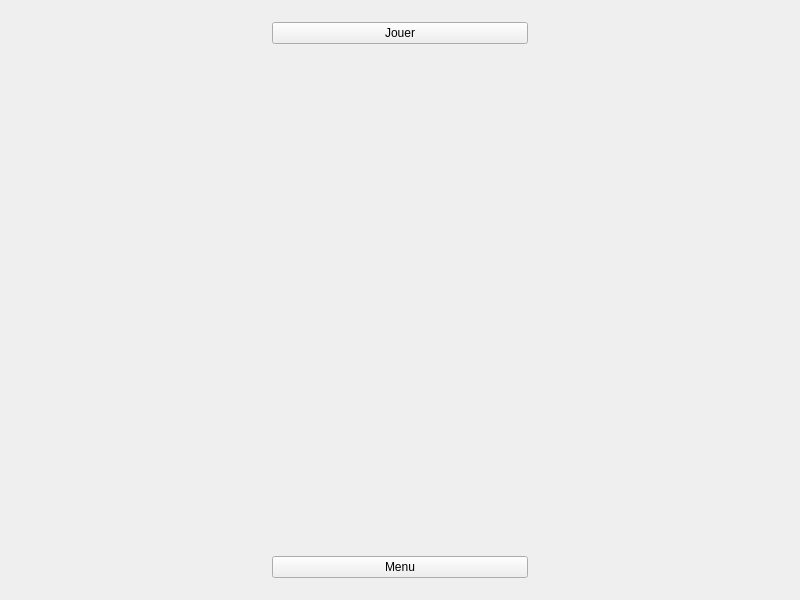
This is Code/ui_StartScreen.ui in Shuki-Bouh/Summon-of-the-Shadowlord as Qt 5 draws it before an edit. The edited form follows.
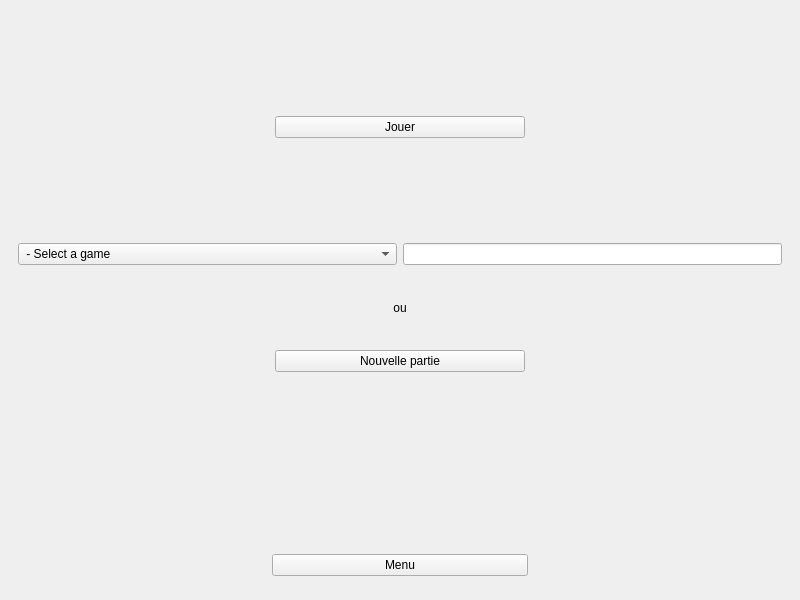
This is the edited form.

What changed in the file:
```diff
--- a/Code/ui_StartScreen.ui
+++ b/Code/ui_StartScreen.ui
@@ -14,18 +14,80 @@
    <string>MainWindow</string>
   </property>
   <widget class="QWidget" name="centralwidget">
+   <layout class="QVBoxLayout" name="verticalLayout_3">
+    <item>
+     <layout class="QVBoxLayout" name="verticalLayout_2" stretch="10,1">
+      <item>
+       <widget class="QWidget" name="widget" native="true">
+        <layout class="QVBoxLayout" name="verticalLayout" stretch="15,9,5,1,10">
+         <item>
+          <layout class="QHBoxLayout" name="horizontalLayout_5">
+           <item>
+            <widget class="QWidget" name="widget_6" native="true"/>
+           </item>
+           <item>
+            <widget class="QPushButton" name="bouton_jouer">
+             <property name="text">
+              <string>Jouer</string>
+             </property>
+             <property name="flat">
+              <bool>false</bool>
+             </property>
+            </widget>
+           </item>
+           <item>
+            <widget class="QWidget" name="widget_7" native="true"/>
+           </item>
+          </layout>
+         </item>
+         <item>
+          <layout class="QHBoxLayout" name="horizontalLayout" stretch="5,5">
+           <item>
+            <widget class="QComboBox" name="Choix_game">
+             <property name="currentText">
+              <string> - Select a game</string>
+             </property>
+             <item>
+              <property name="text">
+               <string> - Select a game</string>
+              </property>
+             </item>
+            </widget>
+           </item>
+           <item>
+            <widget class="QLineEdit" name="Ref_game"/>
+           </item>
+          </layout>
+         </item>
+         <item>
    <layout class="QHBoxLayout" name="horizontalLayout_3">
     <item>
-     <layout class="QVBoxLayout" name="verticalLayout_2" stretch="1,10,1">
+            <widget class="QWidget" name="widget_8" native="true"/>
+           </item>
       <item>
-       <layout class="QHBoxLayout" name="horizontalLayout">
+            <widget class="QLabel" name="ou">
+             <property name="text">
+              <string>ou</string>
+             </property>
+             <property name="alignment">
+              <set>Qt::AlignCenter</set>
+             </property>
+            </widget>
+           </item>
+           <item>
+            <widget class="QWidget" name="widget_9" native="true"/>
+           </item>
+          </layout>
+         </item>
+         <item>
+          <layout class="QHBoxLayout" name="horizontalLayout_4">
         <item>
          <widget class="QWidget" name="widget_4" native="true"/>
         </item>
         <item>
-         <widget class="QPushButton" name="pushButton">
+            <widget class="QPushButton" name="bouton_com">
           <property name="text">
-           <string>Jouer</string>
+              <string>Nouvelle partie</string>
           </property>
          </widget>
         </item>
@@ -35,7 +97,10 @@
        </layout>
       </item>
       <item>
-       <widget class="QWidget" name="widget" native="true"/>
+          <widget class="QWidget" name="widget_10" native="true"/>
+         </item>
+        </layout>
+       </widget>
       </item>
       <item>
        <layout class="QHBoxLayout" name="horizontalLayout_2">
```
Left out of the diff: 35 changed lines with no effect on the pictures. Lines whose indentation alone changed are shown as unchanged.
